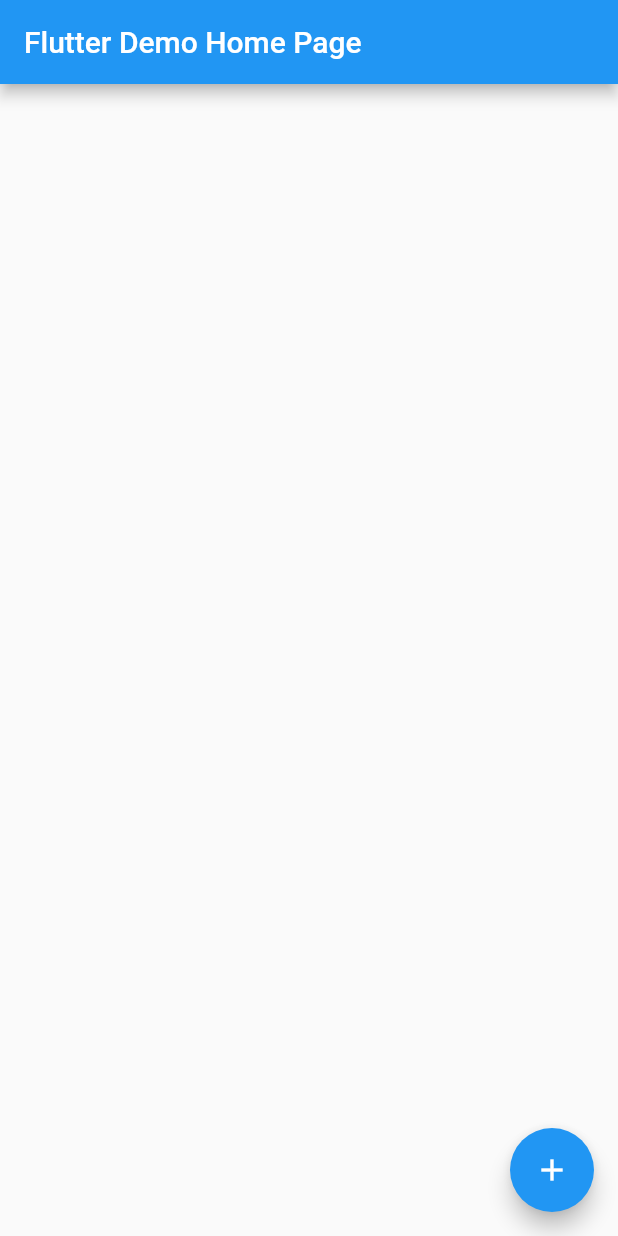
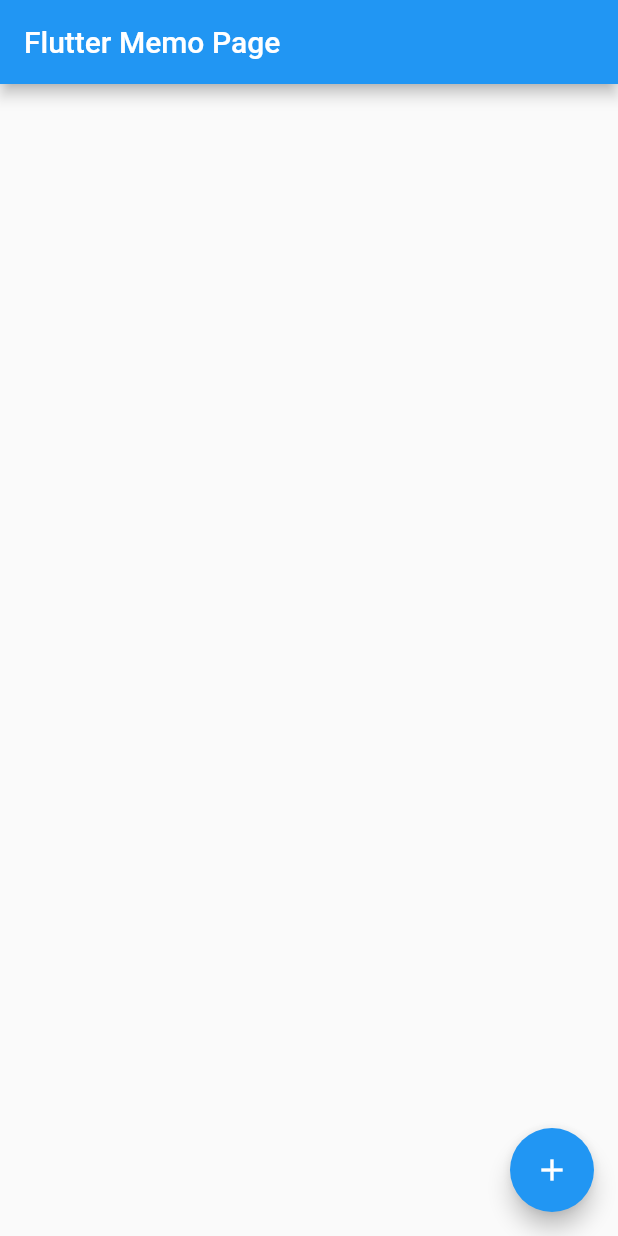
Before and after one commit to fnaoto/flutter_memo, a Flutter app: the screen it shows after launch, on a phone screen of 412 x 824 dp. Run offline on Flutter 3.47's test engine with Material 2 defaults, Android fonts, the phone set to English and light mode, and no system bars.

Commit message:
Fix main title.

```diff
--- a/lib/main.dart
+++ b/lib/main.dart
@@ -7,11 +7,11 @@ class MyApp extends StatelessWidget {
   @override
   Widget build(BuildContext context) {
     return MaterialApp(
-      title: 'Flutter Demo',
+      title: 'Flutter Memo',
       theme: ThemeData(
         primarySwatch: Colors.blue,
       ),
-      home: MyHomePage(title: 'Flutter Demo Home Page'),
+      home: MyHomePage(title: 'Flutter Memo Page'),
     );
   }
 }
```
